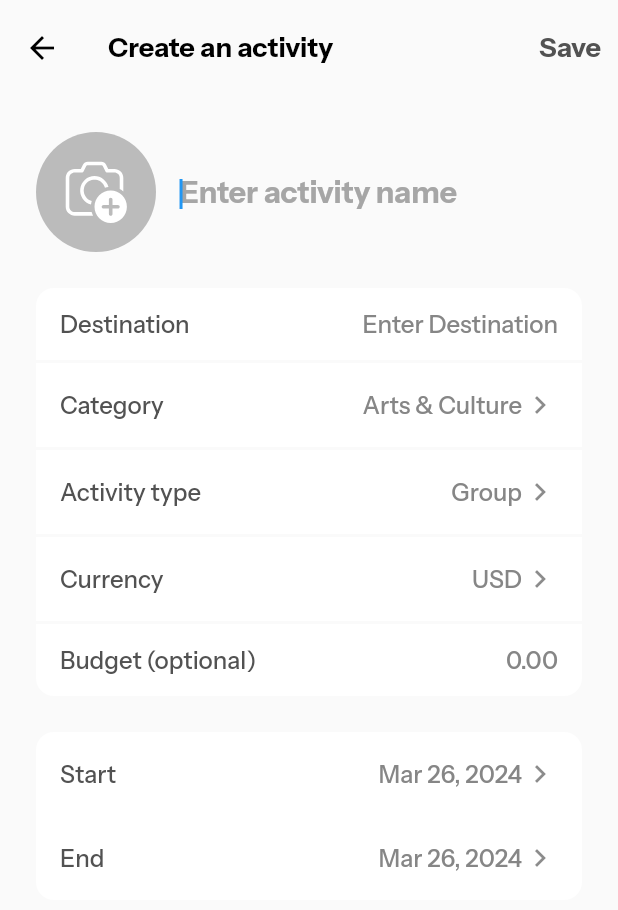
After one commit to finnovetech/suyatra_mobile, a Flutter app: the CreateActivityPage screen opened by its route, on a phone screen of 412 x 824 dp. The commit adds this screen. Shown: the top 910 px of the screen. Run offline on Flutter 3.47's test engine with Material 3 defaults, Android fonts, the phone set to English and light mode, and no system bars; our stand-ins replace cached_network_image, carousel_slider, cloud_firestore, dartz, equatable, firebase_auth and 14 more; accounts and stored records are empty; project files that could hold a hidden picture were left out.

Commit message:
added create acitivty page

```diff
--- /dev/null
+++ b/suyatra/lib/features/activities/presentation/pages/create_activity/create_activity_page.dart
@@ -0,0 +1,251 @@
+import 'package:flutter/material.dart';
+import 'package:flutter_svg/flutter_svg.dart';
+import 'package:suyatra/constants/app_colors.dart';
+import 'package:suyatra/constants/font_sizes.dart';
+import 'package:suyatra/utils/date_formats.dart';
+import 'package:suyatra/widgets/card_widget.dart';
+import 'package:suyatra/widgets/custom_list_tile.dart';
+
+class CreateActivityPage extends StatefulWidget {
+  const CreateActivityPage({super.key});
+
+  @override
+  State<CreateActivityPage> createState() => _CreateActivityPageState();
+}
+
+class _CreateActivityPageState extends State<CreateActivityPage> {
+  late final TextEditingController _activityNameController;
+  late final TextEditingController _destinationController;
+  late final TextEditingController _budgetController;
+
+  @override
+  void initState() {
+    super.initState();
+    _activityNameController = TextEditingController();
+    _destinationController = TextEditingController();
+    _budgetController = TextEditingController();
+  }
+
+  @override
+  void dispose() {
+    _activityNameController.dispose();
+    _destinationController.dispose();
+    _budgetController.dispose();
+    super.dispose();
+  }
+  @override
+  Widget build(BuildContext context) {
+    return Scaffold(
+      appBar: AppBar(
+        title: const Text("Create an activity"),
+        centerTitle: false,
+        actions: [
+          TextButton(
+            onPressed: () {
+
+            },
+            child: const Text(
+              "Save",
+              style: TextStyle(
+                fontSize: h8,
+                fontWeight: FontWeight.w600,
+                color: grey70,
+              ),
+            ),
+          )
+        ],
+      ),
+      body: SingleChildScrollView(
+        padding: const EdgeInsets.all(24.0),
+        child: Column(
+          children: [
+            Row(
+              children: [
+                Container(
+                  height: 80.0,
+                  width: 80.0,
+                  decoration: const BoxDecoration(
+                    color: grey30,
+                    shape: BoxShape.circle,
+                  ),
+                  child: SvgPicture.asset(
+                    "assets/icons/camera_add.svg",
+                    height: 48.0,
+                    width: 48.0,
+                    fit: BoxFit.scaleDown,
+                  ),
+                ),
+                const SizedBox(width: 16.0),
+                Flexible(
+                  child: TextField(
+                    controller: _activityNameController,
+                    autofocus: true,
+                    decoration: const InputDecoration(
+                      border: InputBorder.none,
+                      hintText: "Enter activity name",
+                      hintStyle: TextStyle(
+                        fontSize: h7,
+                        fontWeight: FontWeight.w600,
+                        color: grey40,
+                      )
+                    ),
+                  ),
+                ),
+              ],
+            ),
+            const SizedBox(height: 24.0),
+            CardWidget(
+              hasMargin: false,
+              child: Column(
+                children: [
+                  Container(
+                    padding: const EdgeInsets.symmetric(
+                      horizontal: 16.0
+                    ),
+                    decoration: const BoxDecoration(
+                      color: whiteColor,
+                    ),
+                    child: Row(
+                      mainAxisAlignment: MainAxisAlignment.spaceBetween,
+                      children: [
+                        const Text(
+                          "Destination",
+                          style: TextStyle(
+                            fontSize: h9,
+                            color: grey70,
+                          ),
+                        ),
+                        const SizedBox(width: 16.0),
+                        IntrinsicWidth(
+                          child: TextField(
+                            controller: _destinationController,
+                            decoration: const InputDecoration(
+                              border: InputBorder.none,
+                              hintText: "Enter Destination",
+                              hintStyle: TextStyle(
+                                fontSize: h9,
+                                fontWeight: FontWeight.w500,
+                                color: lightGrey,
+                              )
+                            ),
+                          ),
+                        )
+                      ],
+                    ),
+                  ),
+                  const SizedBox(height: 2.0),
+                  _customListTile(
+                    onTap: () {
+
+                    },
+                    headingText: "Category",
+                    trailingText: "Arts & Culture"
+                  ),
+                  const SizedBox(height: 2.0),
+                  _customListTile(
+                    onTap: () {
+
+                    },
+                    headingText: "Activity type",
+                    trailingText: "Group"
+                  ),
+                  const SizedBox(height: 2.0),
+                  _customListTile(
+                    onTap: () {
+
+                    },
+                    headingText: "Currency",
+                    trailingText: "USD"
+                  ),
+                  const SizedBox(height: 2.0),
+                  Container(
+                    padding: const EdgeInsets.symmetric(
+                      horizontal: 16.0
+                    ),
+                    decoration: const BoxDecoration(
+                      color: whiteColor,
+                    ),
+                    child: Row(
+                      mainAxisAlignment: MainAxisAlignment.spaceBetween,
+                      children: [
+                        const Text(
+                          "Budget (optional)",
+                          style: TextStyle(
+                            fontSize: h9,
+                            color: grey70,
+                          ),
+                        ),
+                        const SizedBox(width: 16.0),
+                        IntrinsicWidth(
+                          child: TextField(
+                            controller: _budgetController,
+                            decoration: const InputDecoration(
+                              border: InputBorder.none,
+                              hintText: "0.00",
+                              hintStyle: TextStyle(
+                                fontSize: h9,
+                                fontWeight: FontWeight.w500,
+                                color: lightGrey,
+                              )
+                            ),
+                          ),
+                        )
+                      ],
+                    ),
+                  ),
+                ],
+              ),
+            ),
+            const SizedBox(height: 24.0),
+            CardWidget(
+              hasMargin: false,
+              child: Column(
+                children: [
+                  _customListTile(
+                    headingText: "Start",
+                    trailingText: formatDateInLanguageOnlyMonth(DateTime.now().toLocal().toString()),
+                    onTap: () {
+
+                    }
+                  ),
+                  _customListTile(
+                    headingText: "End",
+                    trailingText: formatDateInLanguageOnlyMonth(DateTime.now().toLocal().toString()),
+                    onTap: () {
+
+                    }
+                  )
+                ],
+              ),
+            )
+          ],
+        ),
+      ),
+    );
+  }
+
+  Widget _customListTile({
+    required String headingText,
+    String? trailingText,
+    void Function()? onTap,
+  }) {
+    return CustomListTile(
+      hasRadius: false,
+      title: Text(
+        headingText,
+        style: const TextStyle(
+          fontSize: h9,
+          color: grey70,
+        ),
+      ),
+      trailingText: trailingText,
+      trailingTextStyle: const TextStyle(
+        fontSize: h9,
+        fontWeight: FontWeight.w500,
+        color: grey90,
+      ),
+      trailingIconColor: grey90,
+      onTap: onTap,
+    );
+  }
+}
--- a/suyatra/lib/features/home/presentation/pages/home_page.dart
+++ b/suyatra/lib/features/home/presentation/pages/home_page.dart
@@ -96,7 +96,7 @@ class HomePage extends StatelessWidget {
               fullWidth: false,
               elevation: 5,
               onPressed: () {
-
+                locator<NavigationService>().navigateToAndBack(createActivityRoute);
               },
               icon: const Icon(Icons.add),
               buttonColor: himalayanBlue,
```
